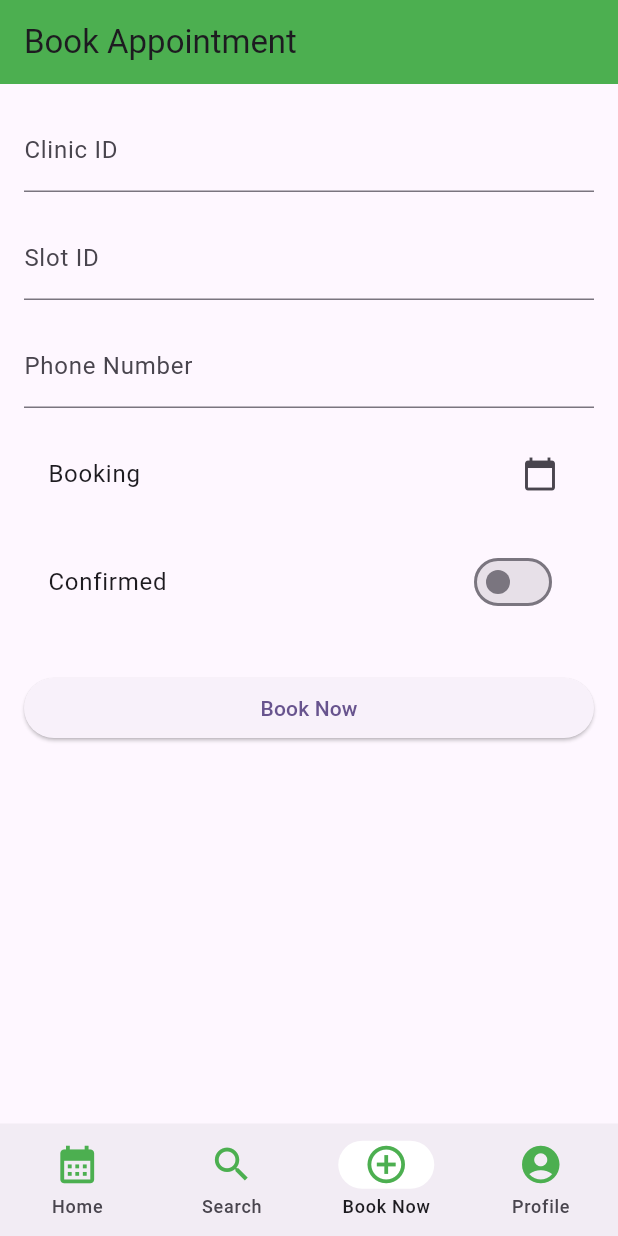
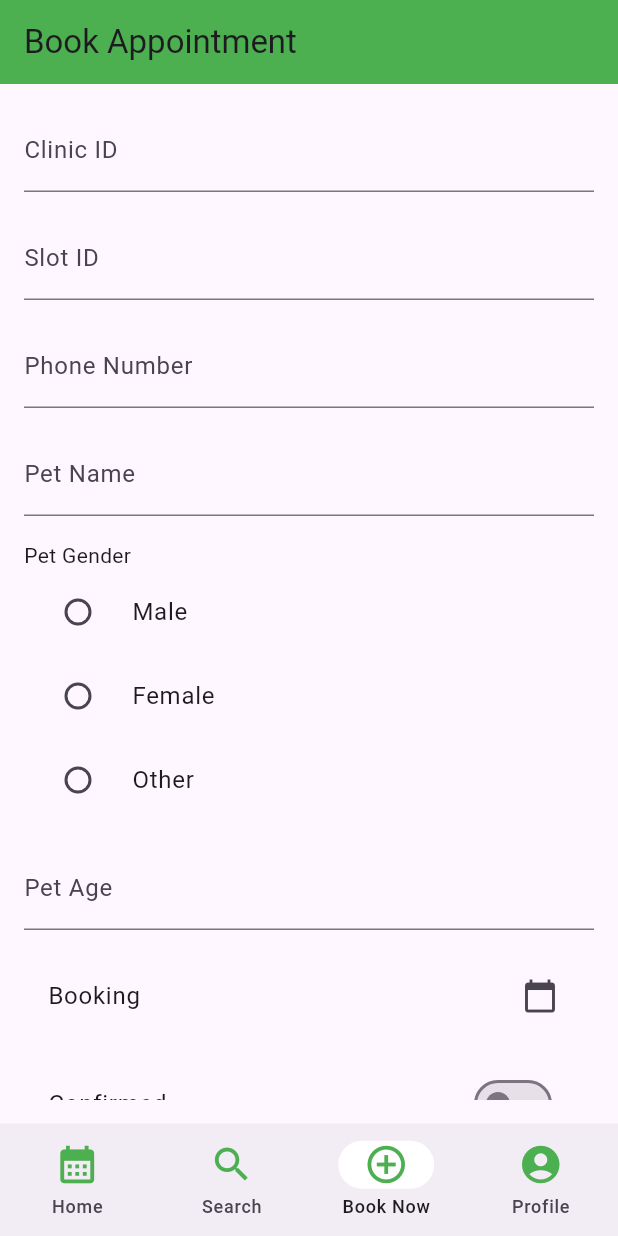
Before and after one commit to darthkims/vetrep_firebase_laravel, a Flutter app: the Book screen opened directly, on a phone screen of 412 x 824 dp. Run offline on Flutter 3.47's test engine with Material 3 defaults, Android fonts, the phone set to English and light mode, and no system bars; our stand-ins replace cloud_firestore, firebase_auth, firebase_core, flutter_secure_storage, geocoding, google_maps_flutter and 1 more; accounts and stored records are empty.

Commit message:
Update customer_book_appointment.dart

```diff
--- a/lib/customer/customer_book_appointment.dart
+++ b/lib/customer/customer_book_appointment.dart
@@ -36,6 +36,9 @@ class _BookState extends State<Book> {
   String _clinicId = '';
   String _slotId = '';
   String _userPhoneNo = '';
+  String _petName = '';
+  String _petGender = '';
+  String _petAge = '';
   DateTime _selectedDate = DateTime.now();
   bool _isConfirmed = false;
 
@@ -87,7 +90,7 @@ class _BookState extends State<Book> {
 
   void _submitForm() async {
     if (_formKey.currentState!.validate()) {
-      var url = Uri.parse('http://yourlaravelapi.com/api/clinic-bookings'); // Replace with your API URL
+      var url = Uri.parse('http://192.168.164.1:80/api/v1/public/clinics/book'); // Replace with your API URL
       var response = await http.post(
         url,
         headers: {
@@ -99,6 +102,9 @@ class _BookState extends State<Book> {
           'user_phone_no': _userPhoneNo,
           'booking_date': _selectedDate.toIso8601String().split('T')[0], // Format: YYYY-MM-DD
           'is_confirmed': _isConfirmed ? 1 : 0,
+          'pet_name': _petName,
+          'pet_gender': _petGender,
+          'pet_age': _petAge,
         }),
       );
 
@@ -181,13 +187,77 @@ class _BookState extends State<Book> {
                 },
               ),
               SizedBox(height: 16.0),
+              TextFormField(
+                decoration: InputDecoration(
+                  labelText: 'Pet Name',
+                ),
+                validator: (value) {
+                  if (value == null || value.isEmpty) {
+                    return 'Please enter Pet Name';
+                  }
+                  return null;
+                },
+                onChanged: (value) {
+                  setState(() {
+                    _petName = value;
+                  });
+                },
+              ),
+              SizedBox(height: 16.0),
+              Text('Pet Gender'),
+              RadioListTile<String>(
+                title: const Text('Male'),
+                value: 'Male',
+                groupValue: _petGender,
+                onChanged: (value) {
+                  setState(() {
+                    _petGender = value!;
+                  });
+                },
+              ),
+              RadioListTile<String>(
+                title: const Text('Female'),
+                value: 'Female',
+                groupValue: _petGender,
+                onChanged: (value) {
+                  setState(() {
+                    _petGender = value!;
+                  });
+                },
+              ),
+              RadioListTile<String>(
+                title: const Text('Other'),
+                value: 'Other',
+                groupValue: _petGender,
+                onChanged: (value) {
+                  setState(() {
+                    _petGender = value!;
+                  });
+                },
+              ),
+              SizedBox(height: 16.0),
+              TextFormField(
+                decoration: InputDecoration(
+                  labelText: 'Pet Age',
+                ),
+                validator: (value) {
+                  if (value == null || value.isEmpty) {
+                    return 'Please enter Pet Age';
+                  }
+                  return null;
+                },
+                onChanged: (value) {
+                  setState(() {
+                    _petAge = value;
+                  });
+                },
+              ),
+              SizedBox(height: 16.0),
               ListTile(
                 title: Text("Booking Date: ${_selectedDate.toLocal()}".split(' ')[0]),
                 trailing: Icon(Icons.calendar_today),
                 onTap: () => _selectDate(context),
               ),
-              // SizedBox(height: 16.0),
-              // Text("Selected Date: ${_selectedDate.toLocal()}".split(' ')[0], style: TextStyle(fontWeight: FontWeight.bold)),
               SizedBox(height: 16.0),
               SwitchListTile(
                 title: Text('Confirmed'),
```
